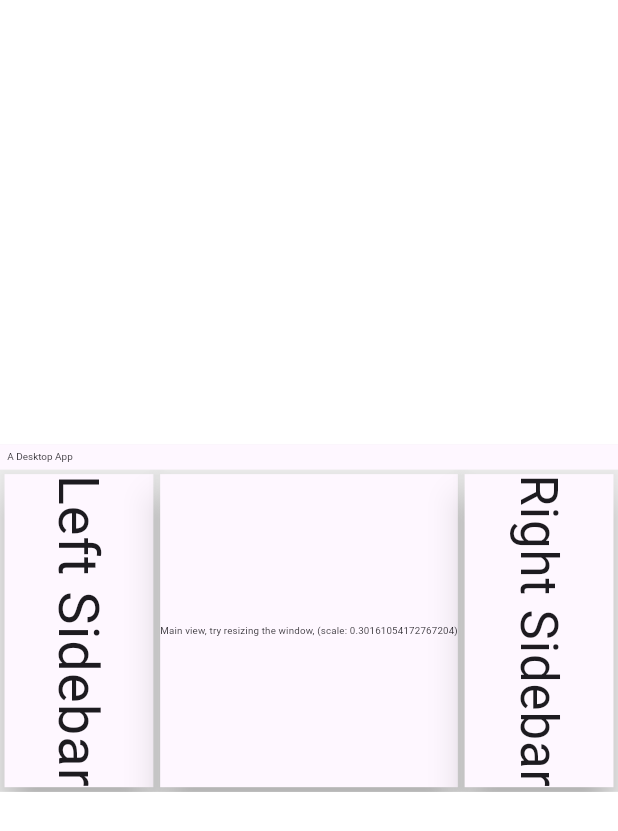
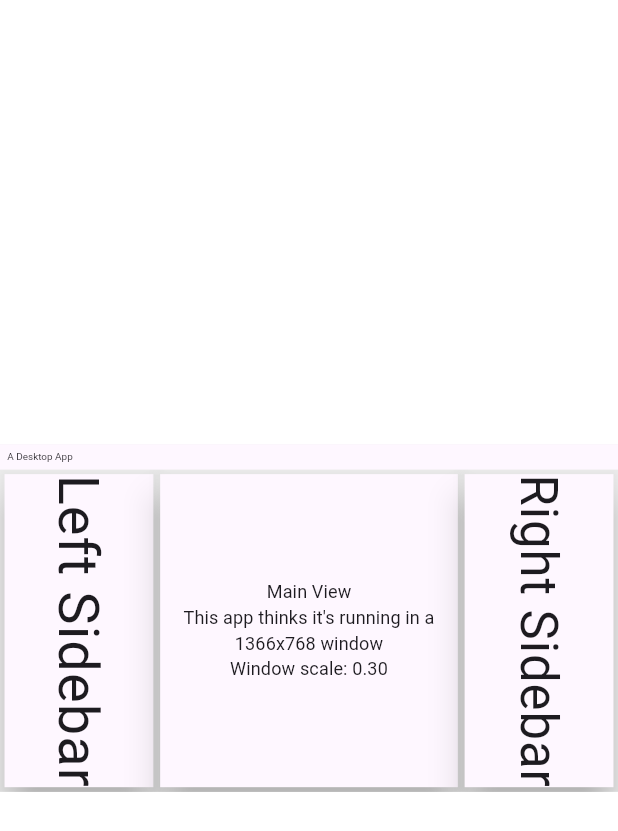
Before and after one commit to amokfa/flutter_scaled_window, a Flutter app: the screen it shows after launch, on a phone screen of 412 x 824 dp. Shown: the top 831 px of the screen. Run offline on Flutter 3.47's test engine with Material 3 defaults, Android fonts, the phone set to English and light mode, and no system bars.

Commit message:
update example

```diff
--- a/example/lib/main.dart
+++ b/example/lib/main.dart
@@ -17,6 +17,7 @@ class MyApp extends StatelessWidget {
   @override
   Widget build(BuildContext context) {
     final width = MediaQuery.of(context).size.width - 50;
+    final textStyle = TextStyle(fontSize: 40, );
     return MaterialApp(
       home: Scaffold(
         backgroundColor: Colors.grey.shade200,
@@ -43,8 +44,14 @@ class MyApp extends StatelessWidget {
                 elevation: 10,
                 child: SizedBox(
                   width: width / 2,
-                  child: FittedBox(
-                    child: Text('Main view, try resizing the window, (scale: $scale)'),
+                  child: Column(
+                    children: [
+                      Text("Main View", style: textStyle),
+                      Text("This app thinks it's running in a 1366x768 window", style: textStyle, textAlign: TextAlign.center,),
+                      Text("Window scale: ${scale.toStringAsFixed(2)}", style: textStyle, textAlign: TextAlign.center,),
+                    ],
+                    mainAxisAlignment: MainAxisAlignment.center,
+                    crossAxisAlignment: CrossAxisAlignment.center,
                   ),
                 ),
               ),
```
